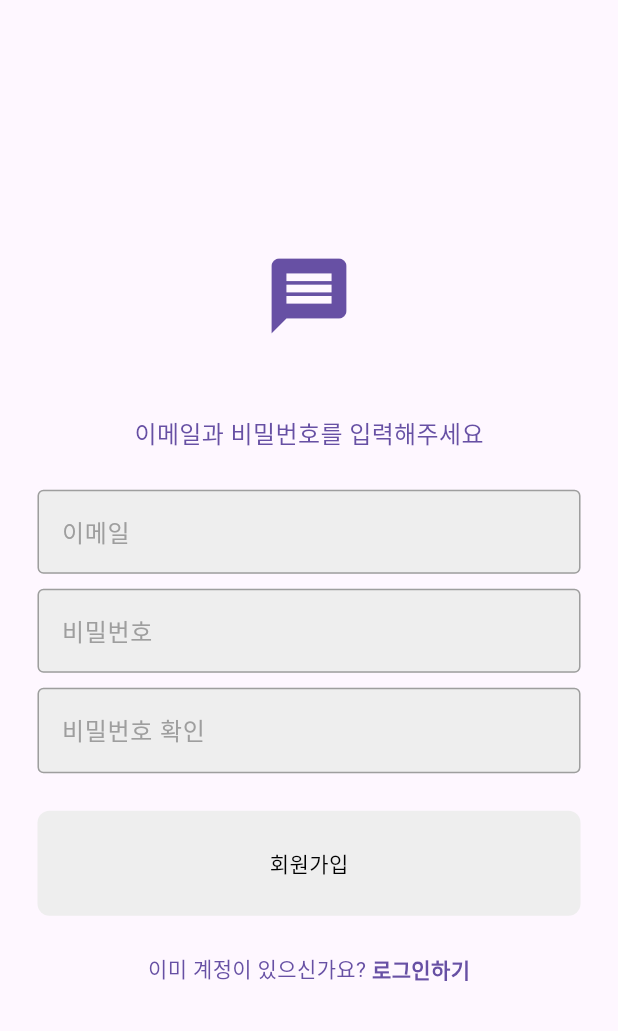
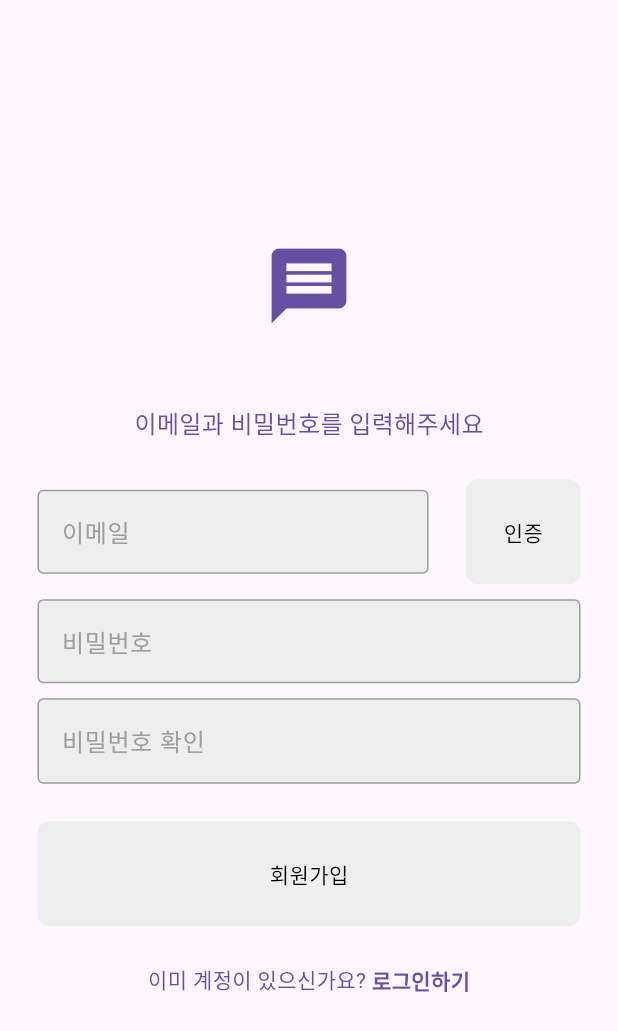
Before and after one commit to Time-Travel-Partition/emotion_chat, a Flutter app: the screen it shows after launch, after a tap on "회원가입", on a phone screen of 412 x 824 dp. Shown: the top 1031 px of the screen. Run offline on Flutter 3.47's test engine with Material 3 defaults, Android fonts, the phone set to English and light mode, and no system bars; our stand-ins replace cloud_firestore, firebase_auth, firebase_core, image_picker; accounts and stored records are empty.

Commit message:
feat: 이메일 인증버튼 UI 구현

```diff
--- a/lib/screens/auth/register_page.dart
+++ b/lib/screens/auth/register_page.dart
@@ -1,3 +1,5 @@
+import 'package:emotion_chat/widgets/emailVerifyButton.dart';
+import 'package:firebase_auth/firebase_auth.dart';
 import 'package:flutter/material.dart';
 import 'package:emotion_chat/widgets/my_button.dart';
 import 'package:emotion_chat/services/auth/auth_service.dart';
@@ -11,6 +13,7 @@ class RegisterPage extends StatelessWidget {
   final TextEditingController _confirmPwController = TextEditingController();
 
   final void Function()? onTap;
+  final auth = AuthService();
 
   RegisterPage({super.key, required this.onTap});
 
@@ -18,8 +21,6 @@ class RegisterPage extends StatelessWidget {
   // void login() {}
 
   void register(BuildContext context) {
-    final auth = AuthService();
-
     // passwords match => user 생성
     if (_pwController.text == _confirmPwController.text) {
       try {
@@ -38,6 +39,10 @@ class RegisterPage extends StatelessWidget {
                 title: Text("비밀번호가 일치하지 않습니다."),
               ));
     }
+  }
+
+  void verifyEmail(BuildContext context) {
+    print("인증버튼 클릭됨!");
   }
 
   @override
@@ -67,12 +72,21 @@ class RegisterPage extends StatelessWidget {
             ),
 
             const SizedBox(height: 25),
+            Row(
+              children: [
+                Expanded(
+                  child: MyTextField(
+                    hintText: "이메일",
+                    obscureText: false,
+                    controller: _emailController,
+                  ),
+                ),
+                EmailVerifyButton(text: "인증", onTap: () => verifyEmail(context))
+              ],
+            ),
+
             // email textfield
-            MyTextField(
-              hintText: "이메일",
-              obscureText: false,
-              controller: _emailController,
-            ),
+
             const SizedBox(height: 10),
 
             // pw textfield
--- /dev/null
+++ b/lib/widgets/emailVerifyButton.dart
@@ -0,0 +1,23 @@
+import 'package:flutter/material.dart';
+
+class EmailVerifyButton extends StatelessWidget {
+  final void Function()? onTap;
+  final String text;
+
+  const EmailVerifyButton({super.key, required this.text, required this.onTap});
+
+  @override
+  Widget build(BuildContext context) {
+    return GestureDetector(
+      onTap: onTap,
+      child: Container(
+        decoration: BoxDecoration(
+            color: Theme.of(context).colorScheme.secondary,
+            borderRadius: BorderRadius.circular(8)),
+        padding: const EdgeInsets.all(25),
+        margin: const EdgeInsets.only(right: 25.0),
+        child: Center(child: Text(text)),
+      ),
+    );
+  }
+}
```
